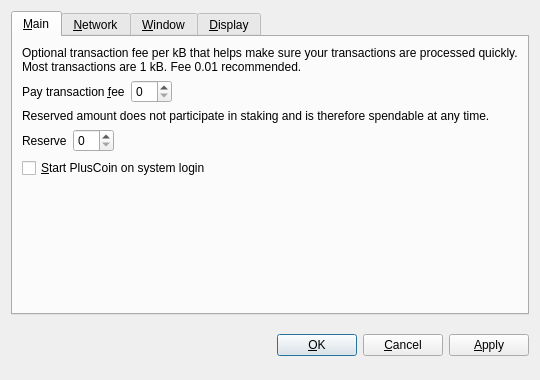
Above: src/qt/forms/optionsdialog.ui from devPOOLCOIN/poolcoin before the change. Below: the same form after it.
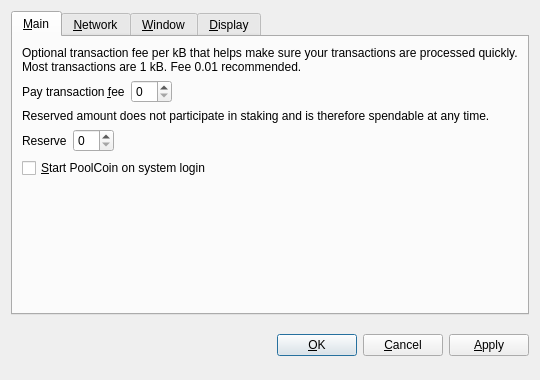
That is the form after the change. Custom widgets are drawn as their Qt base class.

```diff
--- a/src/qt/forms/optionsdialog.ui
+++ b/src/qt/forms/optionsdialog.ui
@@ -128,7 +128,7 @@
           <string>Automatically start PlusCoin after logging in to the system.</string>
          </property>
          <property name="text">
-          <string>&amp;Start PlusCoin on system login</string>
+          <string>&amp;Start PoolCoin on system login</string>
          </property>
         </widget>
        </item>
```
Left out of the diff: 8 changed lines with no effect on the pictures.
